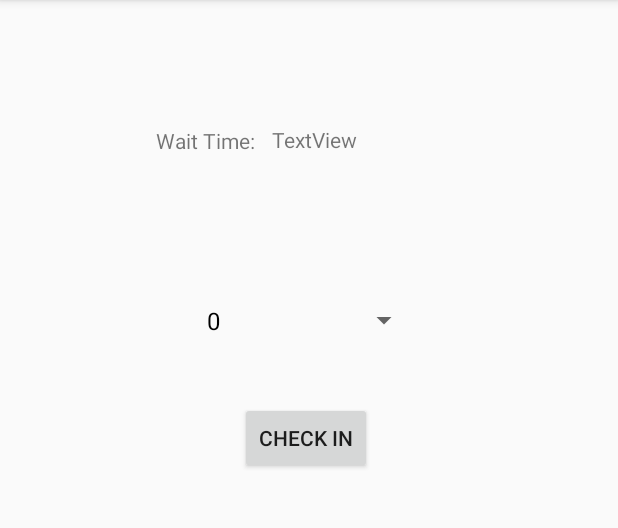
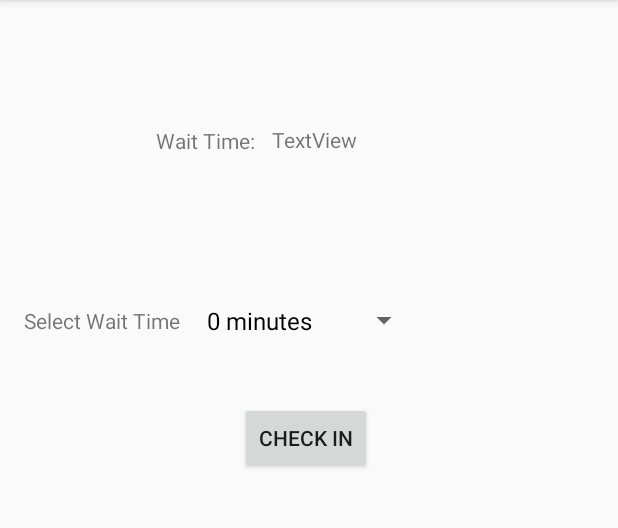
Before and after one commit to Team12QuackHacks/App, an Android app: the SpecificLocationActivity screen opened directly, with no data from a screen before it, after a tap on "CHECK IN", on a phone screen of 412 x 824 dp, the part 84-612 px from its top. Run offline under Robolectric (Android 15) with nearby library versions, the phone set to English and light mode, and no system bars; our stand-ins replace Firebase (no records; nobody signed in at launch, a user with empty details on screens opened directly); 4 statements that could not run were skipped.

Commit message:
added textview for user to know they can set the current wait time

```diff
--- a/QuackHacks2020/app/src/main/java/com/example/quackhacks2020/SpecificLocationActivity.java
+++ b/QuackHacks2020/app/src/main/java/com/example/quackhacks2020/SpecificLocationActivity.java
@@ -17,6 +17,8 @@ import com.google.firebase.database.DatabaseError;
 import com.google.firebase.database.DatabaseReference;
 import com.google.firebase.database.FirebaseDatabase;
 import com.google.firebase.database.ValueEventListener;
+
+import java.util.Scanner;
 
 public class SpecificLocationActivity extends AppCompatActivity {
 
@@ -64,7 +66,7 @@ public class SpecificLocationActivity extends AppCompatActivity {
         //get the spinner from the xml.
         dropdown = findViewById(R.id.spinner);
         //create a list of items for the spinner.
-        String[] items = new String[]{"0", "10", "20", "30"};
+        String[] items = new String[]{"0 minutes", "5 minutes", "20 minutes", "30 minutes or more"};
         //create an adapter to describe how the items are displayed, adapters are used in several places in android.
         //There are multiple variations of this, but this is the basic variant.
         ArrayAdapter<String> adapter = new ArrayAdapter<>(this, android.R.layout.simple_spinner_dropdown_item, items);
@@ -73,7 +75,8 @@ public class SpecificLocationActivity extends AppCompatActivity {
     }
 
     public void onClick(View v) {
-        int wait = Integer.parseInt(dropdown.getSelectedItem().toString());
+        Scanner sc = new Scanner(dropdown.getSelectedItem().toString());
+        int wait = sc.nextInt();
         database.child(broadTerm).child(specificLocation).setValue(wait);
         Toast toast = Toast.makeText(this, "Check In successful", Toast.LENGTH_LONG);
         toast.show();
--- a/QuackHacks2020/app/src/main/res/layout/activity_specific_location.xml
+++ b/QuackHacks2020/app/src/main/res/layout/activity_specific_location.xml
@@ -55,4 +55,14 @@
         android:text="TextView"
         app:layout_constraintStart_toStartOf="parent"
         app:layout_constraintTop_toTopOf="parent" />
+
+    <TextView
+        android:id="@+id/textView"
+        android:layout_width="wrap_content"
+        android:layout_height="wrap_content"
+        android:layout_marginStart="16dp"
+        android:layout_marginTop="204dp"
+        android:text="Select Wait Time"
+        app:layout_constraintStart_toStartOf="parent"
+        app:layout_constraintTop_toTopOf="parent" />
 </androidx.constraintlayout.widget.ConstraintLayout>
```
Also changed, not shown: 23 other files.
